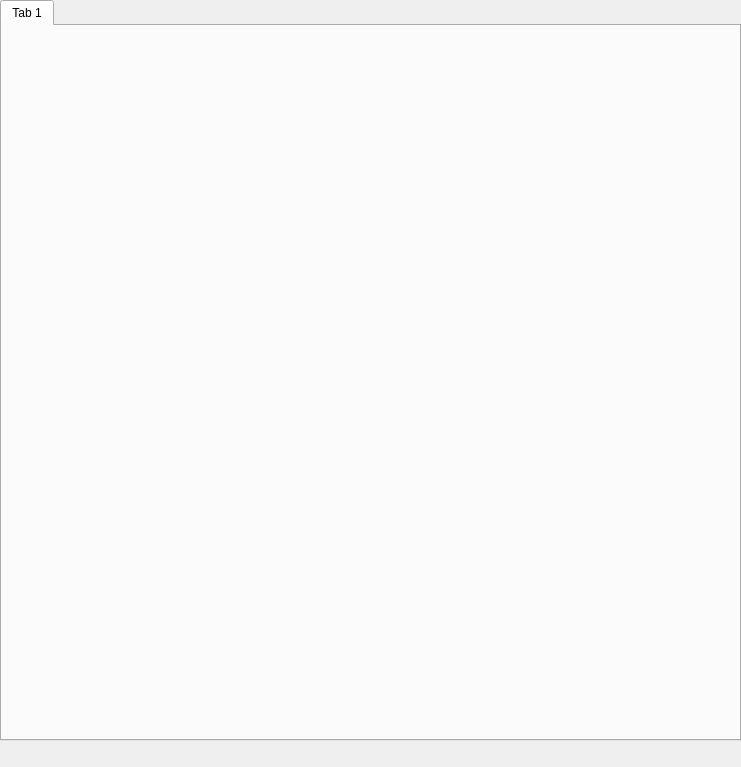
Before: the Qt Designer form spectromicroscopy/SMP.ui in praxes/praxes, drawn with Qt 5.
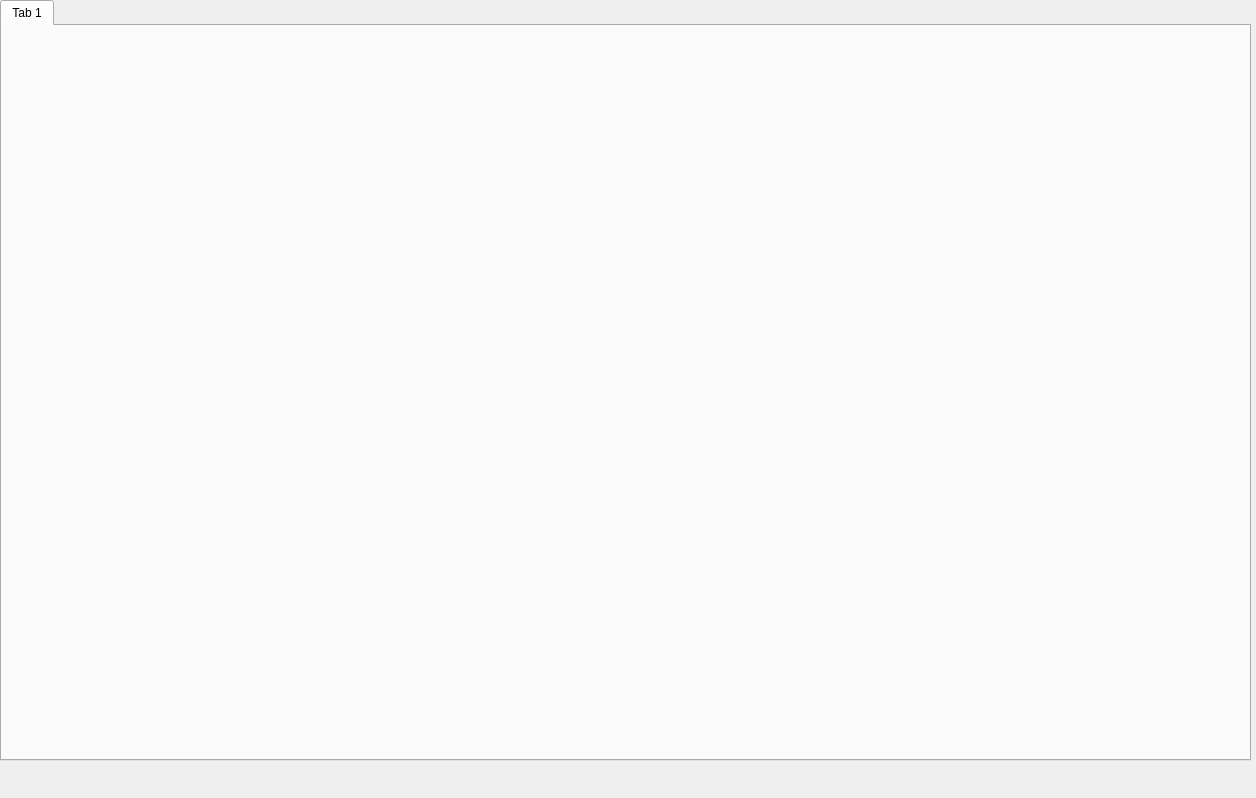
After: the same form once the commit is applied.

Diff of the .ui file:
```diff
--- a/spectromicroscopy/SMP.ui
+++ b/spectromicroscopy/SMP.ui
@@ -5,8 +5,8 @@
    <rect>
     <x>0</x>
     <y>0</y>
-    <width>741</width>
-    <height>767</height>
+    <width>1256</width>
+    <height>798</height>
    </rect>
   </property>
   <property name="windowTitle" >
@@ -18,8 +18,8 @@
      <rect>
       <x>0</x>
       <y>0</y>
-      <width>741</width>
-      <height>741</height>
+      <width>1251</width>
+      <height>761</height>
      </rect>
     </property>
     <property name="currentIndex" >
```
Left out of the diff: 2 changed lines with no effect on the pictures.
